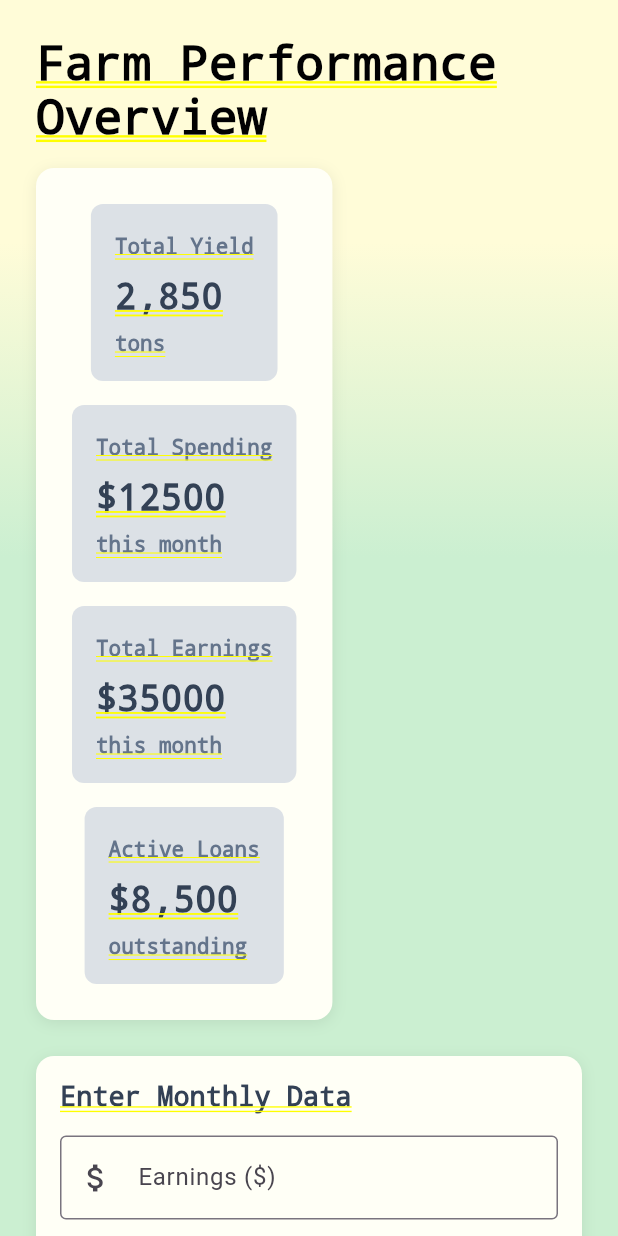
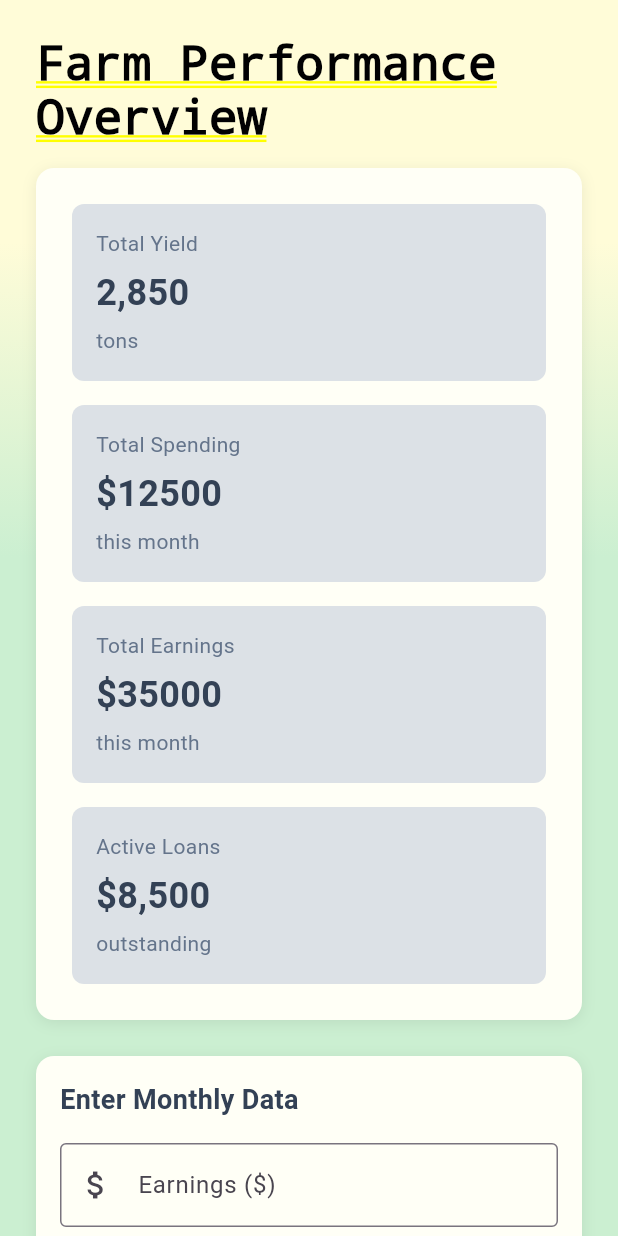
Before and after one commit to lingyuqian0301/farmplus, a Flutter app: the FarmPerformanceOverview screen opened by its route, on a phone screen of 412 x 824 dp. Run offline on Flutter 3.47's test engine with Material 3 defaults, Android fonts, the phone set to English and light mode, and no system bars; our stand-ins replace flutter_svg, google_fonts.

Commit message:
modify dashboard layout

```diff
--- a/lib/screens/farmer_dashboard_screen/data_input_form.dart
+++ b/lib/screens/farmer_dashboard_screen/data_input_form.dart
@@ -15,7 +15,9 @@ class DataInputForm extends StatelessWidget {
 
   @override
   Widget build(BuildContext context) {
-    return Container(
+    return Material(  // Add this Material widget
+      color: Colors.transparent,  // Make it transparent to keep your original styling
+      child: Container(
         padding: const EdgeInsets.all(16),
         decoration: BoxDecoration(
           color: const Color(0xFFFFFFF6),
@@ -89,6 +91,7 @@ class DataInputForm extends StatelessWidget {
             ),
           ],
         ),
+      ),
     );
   }
 }
--- a/lib/screens/farmer_dashboard_screen/farm_performance_overview.dart
+++ b/lib/screens/farmer_dashboard_screen/farm_performance_overview.dart
@@ -3,6 +3,8 @@ import 'performance_stat_card.dart';
 import 'performance_graph.dart';
 import 'data_input_form.dart';
 import 'performance_data.dart';
+import 'spending/total_spending_screen.dart';
+
 
 class FarmPerformanceOverview extends StatefulWidget {
   const FarmPerformanceOverview({Key? key}) : super(key: key);
@@ -86,7 +88,29 @@ class _FarmPerformanceOverviewState extends State<FarmPerformanceOverview> {
                   ),
                 ),
                 const SizedBox(height: 16),
-                Container(
+                // Stats Container
+                _buildStatsContainer(),
+                const SizedBox(height: 24),
+                // Data Input Form
+                DataInputForm(
+                  onDataSubmitted: _onDataSubmitted,
+                  earningsController: _earningsController,
+                  spendingController: _spendingController,
+                ),
+                const SizedBox(height: 24),
+                // Graph Container
+                _buildGraphContainer(),
+              ],
+            ),
+          ),
+        ),
+      ),
+    );
+  }
+
+  Widget _buildStatsContainer() {
+    return Container(
+      width: double.infinity, // Make full width
       padding: const EdgeInsets.all(24),
       decoration: BoxDecoration(
         gradient: const LinearGradient(
@@ -105,40 +129,45 @@ class _FarmPerformanceOverviewState extends State<FarmPerformanceOverview> {
       ),
       child: Column(
         children: [
-                      const PerformanceStatCard(
+          // Total Yield (Clickable)
+          PerformanceStatCard(
             title: 'Total Yield',
             value: '2,850',
             subtitle: 'tons',
+            onTap: () => _navigateToYieldDetails(),
           ),
           const SizedBox(height: 16),
+          // Total Spending (Clickable)
           PerformanceStatCard(
             title: 'Total Spending',
             value: '\$${_totalSpending.toStringAsFixed(0)}',
             subtitle: 'this month',
+            onTap: () => _navigateToSpendingDetails(),
           ),
           const SizedBox(height: 16),
+          // Total Earnings (Clickable)
           PerformanceStatCard(
             title: 'Total Earnings',
             value: '\$${_totalEarnings.toStringAsFixed(0)}',
             subtitle: 'this month',
+            onTap: () => _navigateToEarningsDetails(),
           ),
           const SizedBox(height: 16),
-                      const PerformanceStatCard(
+          // Active Loans (Clickable)
+          PerformanceStatCard(
             title: 'Active Loans',
             value: '\$8,500',
             subtitle: 'outstanding',
+            onTap: () => _navigateToLoansDetails(),
           ),
         ],
       ),
-                ),
-                const SizedBox(height: 24),
-                DataInputForm(
-                  onDataSubmitted: _onDataSubmitted,
-                  earningsController: _earningsController,
-                  spendingController: _spendingController,
-                ),
-                const SizedBox(height: 24),
-                Container(
+    );
+  }
+
+  Widget _buildGraphContainer() {
+    return Container(
+      width: double.infinity, // Match stats container width
       padding: const EdgeInsets.all(24),
       decoration: BoxDecoration(
         color: const Color(0xFFFFFFF6),
@@ -152,13 +181,24 @@ class _FarmPerformanceOverviewState extends State<FarmPerformanceOverview> {
         ],
       ),
       child: PerformanceGraph(data: _performanceData),
-                ),
-              ],
-            ),
-          ),
-        ),
-      ),
     );
+  }
+
+  // Navigation placeholders
+  void _navigateToYieldDetails() {
+    // Navigator.push(context, MaterialPageRoute(builder: (context) => YieldDetailsScreen()));
+  }
+
+  void _navigateToSpendingDetails() {
+    Navigator.push(context, MaterialPageRoute(builder: (context) => const TotalSpendingScreen()));
+  }
+
+  void _navigateToEarningsDetails() {
+    Navigator.push(context, MaterialPageRoute(builder: (context) => const TotalSpendingScreen()));
+  }
+
+  void _navigateToLoansDetails() {
+    // Navigator.push(context, MaterialPageRoute(builder: (context) => LoansDetailsScreen()));
   }
 
   @override
--- a/lib/screens/farmer_dashboard_screen/performance_stat_card.dart
+++ b/lib/screens/farmer_dashboard_screen/performance_stat_card.dart
@@ -4,17 +4,26 @@ class PerformanceStatCard extends StatelessWidget {
   final String title;
   final String value;
   final String subtitle;
+  final VoidCallback? onTap; // <-- Add this optional parameter
 
   const PerformanceStatCard({
     Key? key,
     required this.title,
     required this.value,
     required this.subtitle,
+    this.onTap, // <-- Pass it to the constructor
   }) : super(key: key);
 
   @override
   Widget build(BuildContext context) {
-    return Container(
+    return Material(
+      color: Colors.transparent,
+      // InkWell gives you a Material ripple effect when tapped
+      child: InkWell(
+        onTap: onTap, // <-- Use the onTap callback
+        borderRadius: BorderRadius.circular(8),
+        child: Container(
+          width: double.infinity,
           padding: const EdgeInsets.all(16),
           decoration: BoxDecoration(
             color: const Color(0xFFDCE1E6),
@@ -52,6 +61,8 @@ class PerformanceStatCard extends StatelessWidget {
               ),
             ],
           ),
+        ),
+      ),
     );
   }
 }
```
Lines whose indentation alone changed are shown as unchanged.
